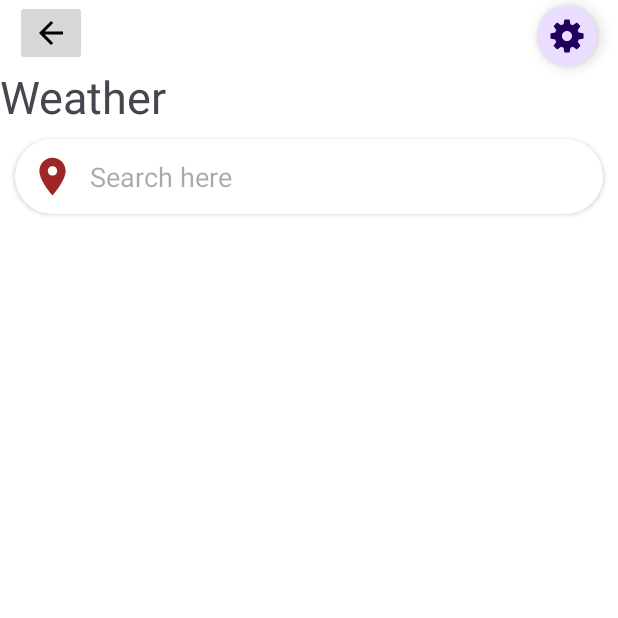
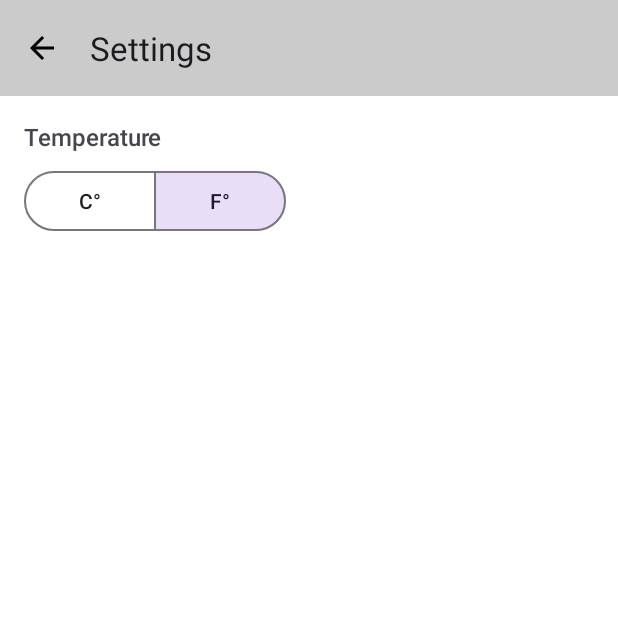
Before and after one commit to AlexeiGorbal/Weather, an Android app: the fragment SavedLocationsFragment placed in its activity, after a tap on an icon or button, on a phone screen of 412 x 824 dp, the top half of it. Run offline under Robolectric (Android 15) with nearby library versions, the phone set to English and light mode, and no system bars; our stand-ins replace Dagger/Hilt's generated code.

Commit message:
changed the container to open SettingsFragment

```diff
--- a/app/src/main/java/com/example/weather/location/saved/SavedLocationsFragment.kt
+++ b/app/src/main/java/com/example/weather/location/saved/SavedLocationsFragment.kt
@@ -58,7 +58,7 @@ class SavedLocationsFragment : Fragment() {
 
         binding.settings.setOnClickListener {
             childFragmentManager.commit {
-                replace(R.id.child_fragment_container, SettingsFragment.newInstance())
+                replace(R.id.search_fragment_container, SettingsFragment.newInstance())
             }
         }
 
```
